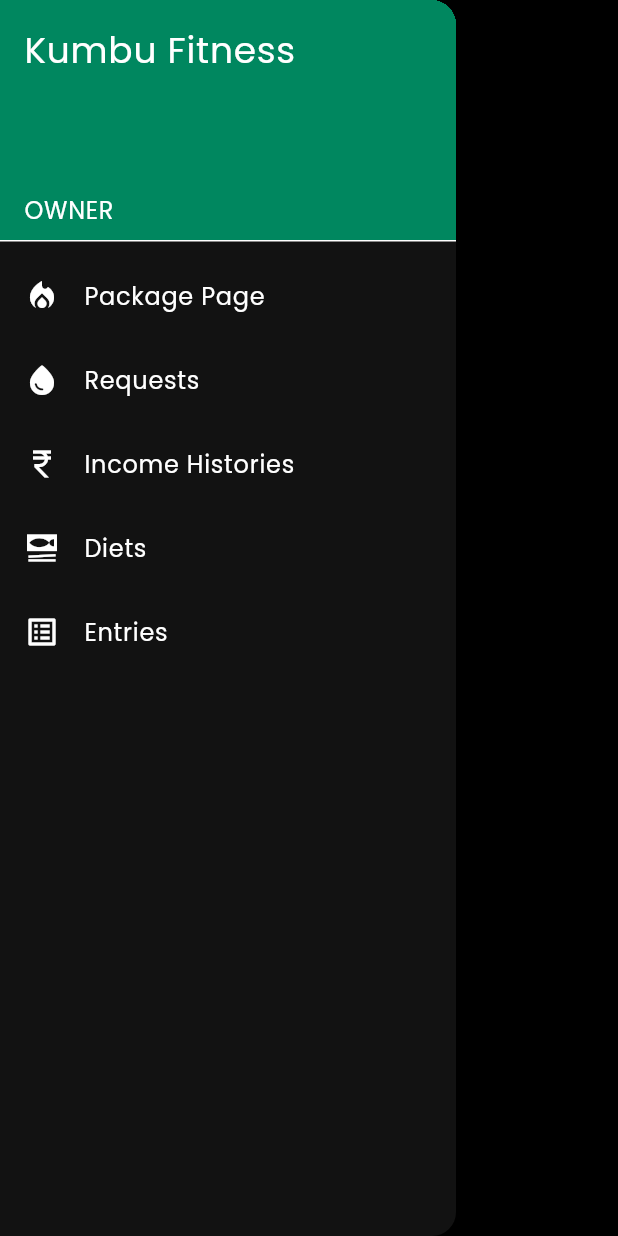
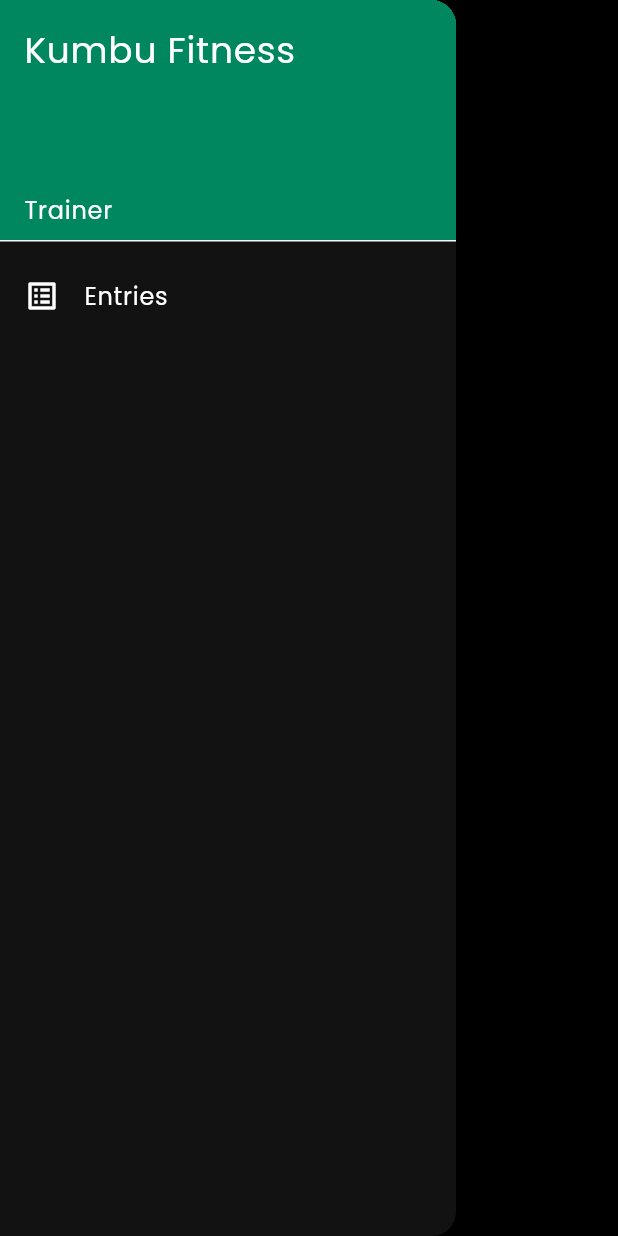
Before and after one commit to krish-dev-7/kumbu_admin, a Flutter app: the AppDrawer widget shown alone on an empty page, opened directly, on a phone screen of 412 x 824 dp. Run offline on Flutter 3.47's test engine with Material 3 defaults, Android fonts, the light colour scheme and no system bars; our stand-ins replace image_picker; network calls fail.

Commit message:
Trainers tiles

```diff
--- a/lib/Screens/AppDrawer.dart
+++ b/lib/Screens/AppDrawer.dart
@@ -12,7 +12,7 @@ class AppDrawer extends StatelessWidget {
             decoration: BoxDecoration(
               color: appDarkGreen,
             ),
-            child: Column(
+            child: const Column(
               mainAxisAlignment: MainAxisAlignment.spaceBetween,
               crossAxisAlignment: CrossAxisAlignment.start,
               children: [
@@ -24,7 +24,7 @@ class AppDrawer extends StatelessWidget {
                   ),
                 ),
             Text(
-              'OWNER',
+              'Trainer',
               style: TextStyle(
                 color: Colors.white,
                 fontSize: 16,
@@ -39,34 +39,34 @@ class AppDrawer extends StatelessWidget {
           //     Navigator.pushNamed(context, '/profile');
           //   },
           // ),
-          ListTile(
-            leading: Icon(Icons.local_fire_department),
-            title: Text('Package Page'),
-            onTap: () {
-              Navigator.pushNamed(context, '/package');
-            },
-          ),
-          ListTile(
-            leading: Icon(Icons.water_drop_rounded),
-            title: Text('Requests'),
-            onTap: () {
-              Navigator.pushNamed(context, '/requestPage');
-            },
-          ),
-          ListTile(
-            leading: Icon(Icons.currency_rupee),
-            title: Text('Income Histories'),
-            onTap: () {
-              Navigator.pushNamed(context, '/incomeHistory');
-            },
-          ),
-          ListTile(
-            leading: Icon(Icons.set_meal_sharp),
-            title: Text('Diets'),
-            onTap: () {
-              Navigator.pushNamed(context, '/dietsPage');
-            },
-          ),
+          // ListTile(
+          //   leading: Icon(Icons.local_fire_department),
+          //   title: Text('Package Page'),
+          //   onTap: () {
+          //     Navigator.pushNamed(context, '/package');
+          //   },
+          // ),
+          // ListTile(
+          //   leading: Icon(Icons.water_drop_rounded),
+          //   title: Text('Requests'),
+          //   onTap: () {
+          //     Navigator.pushNamed(context, '/requestPage');
+          //   },
+          // ),
+          // ListTile(
+          //   leading: Icon(Icons.currency_rupee),
+          //   title: Text('Income Histories'),
+          //   onTap: () {
+          //     Navigator.pushNamed(context, '/incomeHistory');
+          //   },
+          // ),
+          // ListTile(
+          //   leading: Icon(Icons.set_meal_sharp),
+          //   title: Text('Diets'),
+          //   onTap: () {
+          //     Navigator.pushNamed(context, '/dietsPage');
+          //   },
+          // ),
           ListTile(
             leading: Icon(Icons.list_alt),
             title: Text('Entries'),
```
